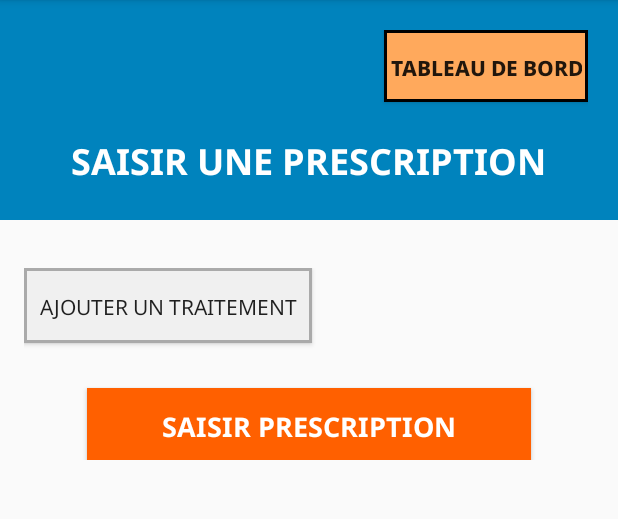
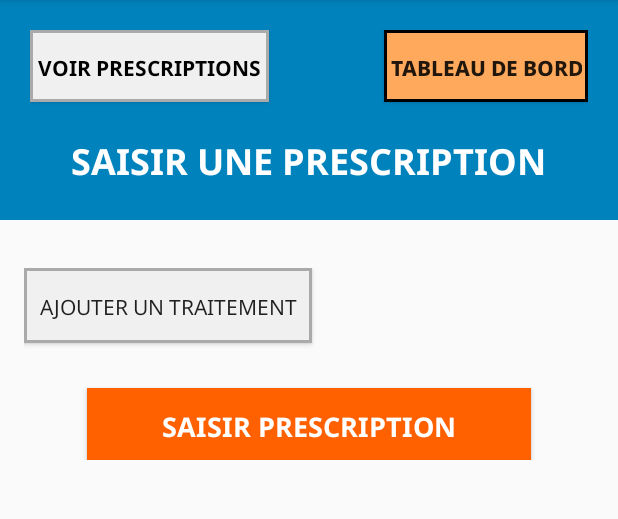
Before and after one commit to AroldMauger/soignemoi-appli, an Android app: the fragment AddPrescriptionFragment placed in its activity, on a phone screen of 412 x 824 dp, the part 84-603 px from its top. Run offline under Robolectric (Android 15) with nearby library versions, the phone set to English and light mode, and no system bars.

Commit message:
Affichage de toutes les prescriptions précedemment ajoutées dans une vue à part sous forme de liste

```diff
--- a/app/src/main/java/com/soignemoi/doctorapp/Api.kt
+++ b/app/src/main/java/com/soignemoi/doctorapp/Api.kt
@@ -85,9 +85,6 @@ interface Api {
         @Body prescription: Prescription
     ): Call<Prescription>
 
-    @GET("api/prescriptions/{stayId}")
-    fun getPrescriptions(@Path("stayId") stayId: Int):
-            Call<List<PrescriptionsResponse>>
 
     @POST("api/prescriptions/{prescriptionId}/medicines")
     fun addMedicine(
@@ -100,6 +97,9 @@ interface Api {
         @Path("stayId") stayId: Int,
         @Body prescriptions: ChangeMedicinesDTO
     ): Call<Any>
+    @GET("api/prescriptions/{stayId}")
+    fun getPrescriptions(@Path("stayId") stayId: Int):
+            Call<List<PrescriptionsResponse>>
 
     @GET("api/prescriptions/{prescriptionId}/medicines")
     fun getMedicines(@Path("prescriptionId") prescriptionId: Int):
--- a/app/src/main/java/com/soignemoi/doctorapp/add_prescription/AddPrescriptionFragment.kt
+++ b/app/src/main/java/com/soignemoi/doctorapp/add_prescription/AddPrescriptionFragment.kt
@@ -25,13 +25,18 @@ class AddPrescriptionFragment : Fragment(), MedicineAdapter.OnItemClickListener
     private lateinit var submitPrescription: Button
     private lateinit var listMedicines: RecyclerView
     private lateinit var returnToMainButton: Button
+    private lateinit var viewPrescriptionDetailsButton: Button
+
     override fun onCreateView(
         inflater: LayoutInflater, container: ViewGroup?,
         savedInstanceState: Bundle?
     ): View? {
         val view = inflater.inflate(R.layout.fragment_add_prescription, container, false)
         returnToMainButton = view.findViewById(R.id.returntomain_button)
-
+        viewPrescriptionDetailsButton = view.findViewById(R.id.displayPrescriptions)
+        viewPrescriptionDetailsButton.setOnClickListener {
+            navigateToPrescriptionDetails()
+        }
         // Récupérez l'argument depuis le Bundle
         stayId = arguments?.getInt("stayId") ?: 0
 
@@ -44,7 +49,12 @@ class AddPrescriptionFragment : Fragment(), MedicineAdapter.OnItemClickListener
         }
         return view
     }
-
+    private fun navigateToPrescriptionDetails() {
+        val bundle = Bundle().apply {
+            putInt("stayId", stayId)
+        }
+        findNavController().navigate(R.id.from_add_prescription_to_prescriptions_details, bundle)
+    }
     override fun onViewCreated(view: View, savedInstanceState: Bundle?) {
         super.onViewCreated(view, savedInstanceState)
 
@@ -79,7 +89,10 @@ class AddPrescriptionFragment : Fragment(), MedicineAdapter.OnItemClickListener
         service.changeMedicines(stayId, ChangeMedicinesDTO(prescriptions = medicines)).enqueue(callback(
             success = { response ->
                 if (response.isSuccessful) {
-                    findNavController().navigate(R.id.from_addprescription_to_list)
+                    val bundle = Bundle().apply {
+                        putInt("stayId", stayId)
+                    }
+                    findNavController().navigate(R.id.from_add_prescription_to_prescriptions_details, bundle)
                 } else {
                     Toast.makeText(requireContext(), "Erreur lors de la création de la prescription", Toast.LENGTH_SHORT).show()
                 }
--- a/app/src/main/res/layout/fragment_add_prescription.xml
+++ b/app/src/main/res/layout/fragment_add_prescription.xml
@@ -19,6 +19,18 @@
         android:orientation="vertical"
         >
 
+        <Button
+            android:id="@+id/displayPrescriptions"
+            android:layout_width="wrap_content"
+            android:layout_height="wrap_content"
+            android:text="VOIR PRESCRIPTIONS"
+            android:padding="5dp"
+            android:gravity="center"
+            android:layout_gravity="center"
+            android:textColor="@color/black"
+            android:fontFamily="@font/noto_sans_bold"
+            android:background="@drawable/border_black_back_grey"
+            />
 
         <!-- Bouton retour à l'accueil -->
         <Button
--- a/app/src/main/res/navigation/dashboard_navigation.xml
+++ b/app/src/main/res/navigation/dashboard_navigation.xml
@@ -61,17 +61,6 @@
     </fragment>
 
     <fragment
-        android:id="@+id/add_prescription"
-        android:name="com.soignemoi.doctorapp.add_prescription.AddPrescriptionFragment"
-        tools:layout="@layout/fragment_add_prescription">
-        <argument
-            android:name="stayId"
-            app:argType="integer" />
-        <action
-            android:id="@+id/from_addprescription_to_list"
-            app:destination="@id/stay_list" />
-    </fragment>
-    <fragment
         android:id="@+id/opinionDetailsFragment"
         android:name="com.soignemoi.doctorapp.opinion_details.OpinionDetailsFragment"
         android:label="Opinion Details">
@@ -82,4 +71,35 @@
             android:id="@+id/return_to_main"
             app:destination="@id/stay_list" />
     </fragment>
+
+    <fragment
+        android:id="@+id/add_prescription"
+        android:name="com.soignemoi.doctorapp.add_prescription.AddPrescriptionFragment"
+        tools:layout="@layout/fragment_add_prescription">
+        <argument
+            android:name="stayId"
+            app:argType="integer" />
+        <action
+            android:id="@+id/from_addprescription_to_list"
+            app:destination="@id/stay_list" />
+        <action
+            android:id="@+id/from_add_prescription_to_prescriptions_details"
+            app:destination="@id/prescriptionDetailsFragment">
+            <argument
+                android:name="stayId"
+                app:argType="integer" />
+        </action>
+    </fragment>
+
+    <fragment
+        android:id="@+id/prescriptionDetailsFragment"
+        android:name="com.soignemoi.doctorapp.add_prescription.PrescriptionDetailsFragment"
+        android:label="Prescription Details">
+        <argument
+            android:name="stayId"
+            app:argType="integer" />
+        <action
+            android:id="@+id/return_to_main"
+            app:destination="@id/stay_list" />
+    </fragment>
 </navigation>
```
Also changed, not shown: app/src/main/java/com/soignemoi/doctorapp/add_prescription/DisplayMedicineAdapter.kt (added, +45 -0 lines), app/src/main/java/com/soignemoi/doctorapp/add_prescription/PrescriptionAdapter.kt (added, +46 -0 lines), app/src/main/java/com/soignemoi/doctorapp/add_prescription/PrescriptionDetailsFragment.kt (added, +66 -0 lines), app/src/main/res/layout/item_prescription.xml (added, +22 -0 lines).
